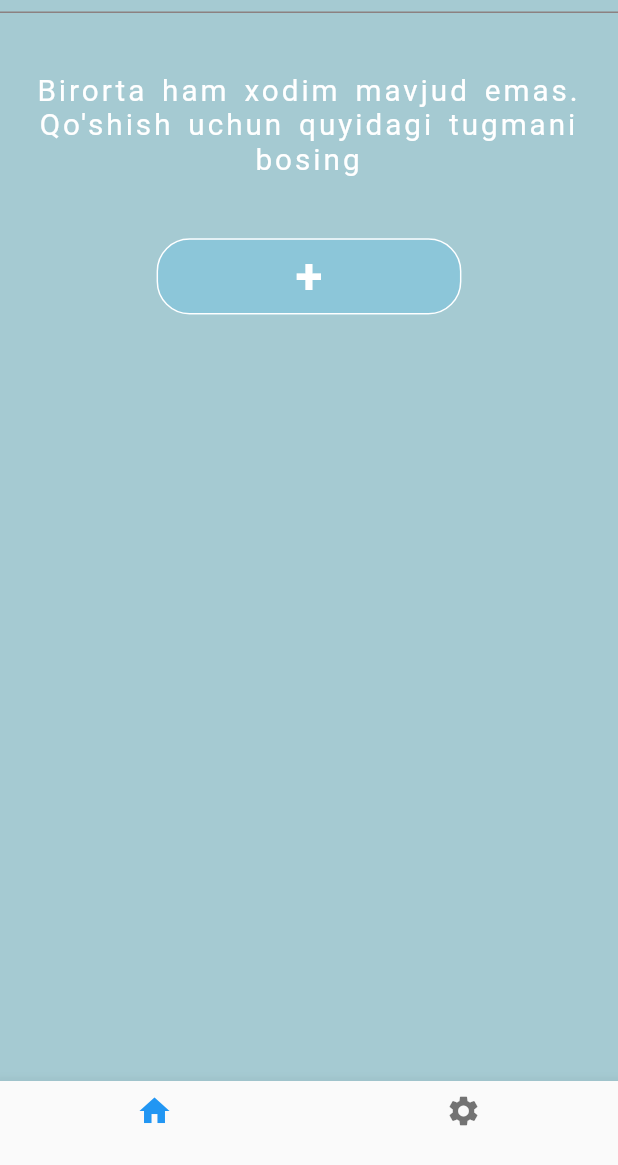
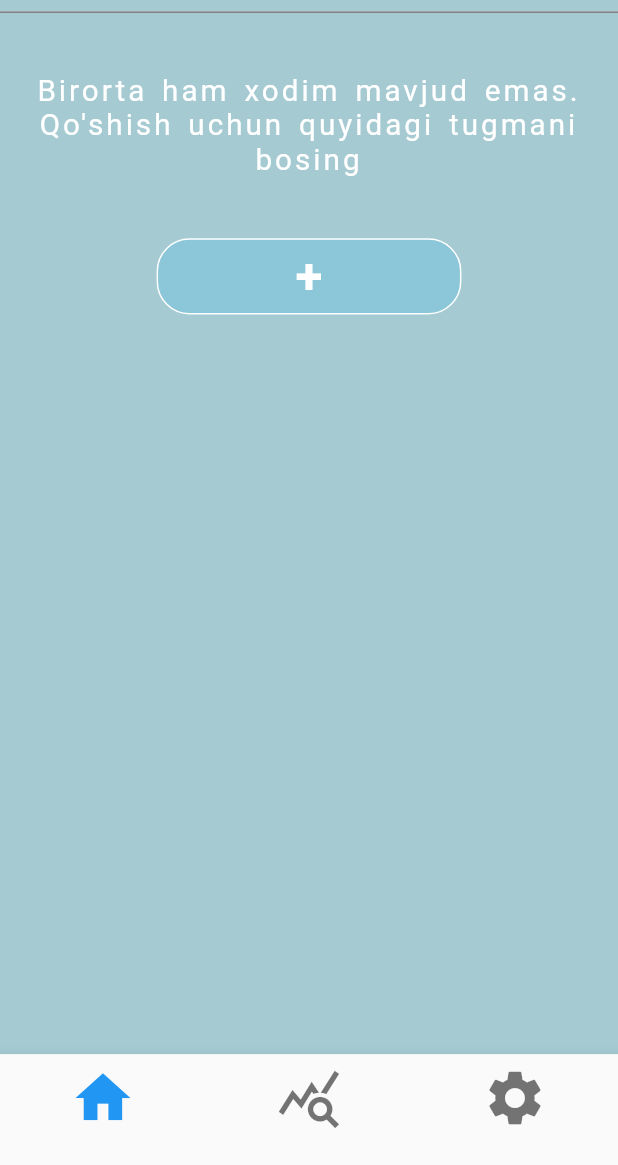
Before and after one commit to ravshanbk/ERM, a Flutter app: the screen it shows after launch, on a phone screen of 412 x 824 dp, the part 71-1236 px from its top. Run offline on Flutter 3.47's test engine with Material 2 defaults, Android fonts, the phone set to English and light mode, and no system bars; our stand-ins replace dio, hive, hive_flutter; accounts and stored records are empty.

Commit message:
some approach

```diff
--- a/lib/services/post_result_service.dart
+++ b/lib/services/post_result_service.dart
@@ -7,7 +7,7 @@ class ResultService {
     debugPrint("Post Result Serverga Kirdi");
     try {
       Response res =
-          await Dio().post("192.168.0.1:5000/api/checking_result", data: data);
+          await Dio().post("http://192.168.1.6:5000/api/checking_result", data: data);
 
       return Result.fromJson(res.data);
     } catch (e) {
@@ -18,7 +18,7 @@ class ResultService {
   Future<List<Result>> getResultsSince(DateTime date) async {
     try {
       Response res = await Dio().post(
-        "http://192.168.1.6:5000/api/checking_result",
+        "http://192.168.1.6:5000/api/checking_result/since?since=1639530800000&who=go",
       );
 
       return ((res.data as List).map((e) => Result.fromJson(e)).toList());
--- a/lib/ui/body_page.dart
+++ b/lib/ui/body_page.dart
@@ -11,23 +11,28 @@ class BodyPage extends StatelessWidget {
   const BodyPage({Key? key}) : super(key: key);
 
   final List<Widget> widgets = const [
-    MyHomePage(),
+    MyHomePage(true),
+    MyHomePage(false),
     SettingsPage(),
   ];
 
   @override
   Widget build(BuildContext context) {
+
     SizeConfig().init(context);
     return Scaffold(
         appBar: _appBar(),
         backgroundColor: mainColor,
         bottomNavigationBar: BottomNavigationBar(
+          iconSize: gW(40.0),
           currentIndex: context.watch<BottomNavBarProvider>().currentIndex,
           onTap: (v) {
             context.read<BottomNavBarProvider>().onPressed(v);
           },
           items: const [
             BottomNavigationBarItem(icon: Icon(Icons.home), label: ""),
+            BottomNavigationBarItem(
+                icon: Icon(Icons.query_stats_sharp), label: ""),
             BottomNavigationBarItem(icon: Icon(Icons.settings), label: "")
           ],
         ),
--- a/lib/ui/home_page.dart
+++ b/lib/ui/home_page.dart
@@ -3,19 +3,24 @@ import 'package:hive_flutter/hive_flutter.dart';
 import 'package:roxcrm/core/colors.dart';
 import 'package:roxcrm/core/size_config.dart';
 import 'package:roxcrm/hive/boxes.dart';
-import 'package:roxcrm/main.dart';
 import 'package:roxcrm/models/employee_model.dart';
 import 'package:roxcrm/ui/checking_page.dart';
+import 'package:roxcrm/ui/considering_page.dart';
 import 'package:roxcrm/ui/widgets/add_button.dart';
 
 class MyHomePage extends StatelessWidget {
-  const MyHomePage({Key? key}) : super(key: key);
+  final bool isHome;
+
+  const MyHomePage(this.isHome, {Key? key}) : super(key: key);
 
   @override
   Widget build(BuildContext context) {
+    DateTime data = DateTime.now();
+    debugPrint("Data: " + data.toString());
+
     SizeConfig().init(context);
     return Ink(
-      color: mainColor,
+      color: isHome ? mainColor : whiteColor,
       child: ValueListenableBuilder<Box<Employee>>(
         valueListenable: Boxes.getEmployee().listenable(),
         builder: (context, box, __) {
@@ -66,7 +71,14 @@ class MyHomePage extends StatelessWidget {
         padding: EdgeInsets.all(gW(20.0)),
         separatorBuilder: (_, __) {
           return SizedBox(
-            height: gH(20.0),
+            height: gH(90.0),
+            child: ElevatedButton(
+              child: Text("sf"),
+              onPressed: () {
+                DateTime date = DateTime.now();
+               print("date.toIso8601String()");
+              },
+            ),
           );
         },
         itemCount: data.length,
@@ -83,7 +95,9 @@ class MyHomePage extends StatelessWidget {
         Navigator.push(
           context,
           MaterialPageRoute(
-            builder: (context) => CheckingPage(employeeName: data[__].name.capitalize()),
+            builder: (context) => isHome
+                ? CheckingPage(employeeName: data[__].name.capitalize())
+                : ConsideringPage(data[__].name.capitalize()),
           ),
         );
       },
@@ -105,7 +119,6 @@ class MyHomePage extends StatelessWidget {
         mainAxisAlignment: MainAxisAlignment.start,
         crossAxisAlignment: CrossAxisAlignment.center,
         children: [
-
           Container(
             height: gW(55.0),
             width: gW(55.0),
@@ -117,7 +130,6 @@ class MyHomePage extends StatelessWidget {
             ),
             child: Text(
               data[__].name[0].toUpperCase(),
-
               textAlign: TextAlign.center,
               style: TextStyle(
                 height: gW(1.17),
@@ -133,12 +145,15 @@ class MyHomePage extends StatelessWidget {
             mainAxisAlignment: MainAxisAlignment.center,
             children: [
               Text(
-               data[__].name.length > 9? data[__].name.capitalize().substring(0,8)+"...":data[__].name.capitalize(),
+                data[__].name.length > 9
+                    ? data[__].name.capitalize().substring(0, 8) + "..."
+                    : data[__].name.capitalize(),
                 style: TextStyle(color: Colors.white, fontSize: gW(38.0)),
               ),
               Text(
                 "${data[__].age} / ${data[__].phoneNumber}",
-                style:const  TextStyle(color:Colors.grey,fontStyle: FontStyle.italic),
+                style: const TextStyle(
+                    color: Colors.grey, fontStyle: FontStyle.italic),
               ),
             ],
           ),
@@ -146,10 +161,10 @@ class MyHomePage extends StatelessWidget {
       ),
     );
   }
+}
 
+extension StringExtension on String {
+  String capitalize() {
+    return "${this[0].toUpperCase()}${substring(1).toLowerCase()}";
+  }
 }
-extension StringExtension on String {
-    String capitalize() {
-      return "${this[0].toUpperCase()}${substring(1).toLowerCase()}";
-    }
-}
--- a/lib/ui/show_result_since_page.dart
+++ b/lib/ui/show_result_since_page.dart
@@ -6,6 +6,7 @@ import 'package:roxcrm/models/result_model.dart';
 import 'package:roxcrm/services/post_result_service.dart';
 
 class ShowResultSincePage extends StatelessWidget {
+
   const ShowResultSincePage({Key? key}) : super(key: key);
 
   @override
```
Also changed, not shown: lib/ui/checking_page.dart (+3 -5 lines), lib/ui/considering_page.dart (added, +58 -0 lines).
